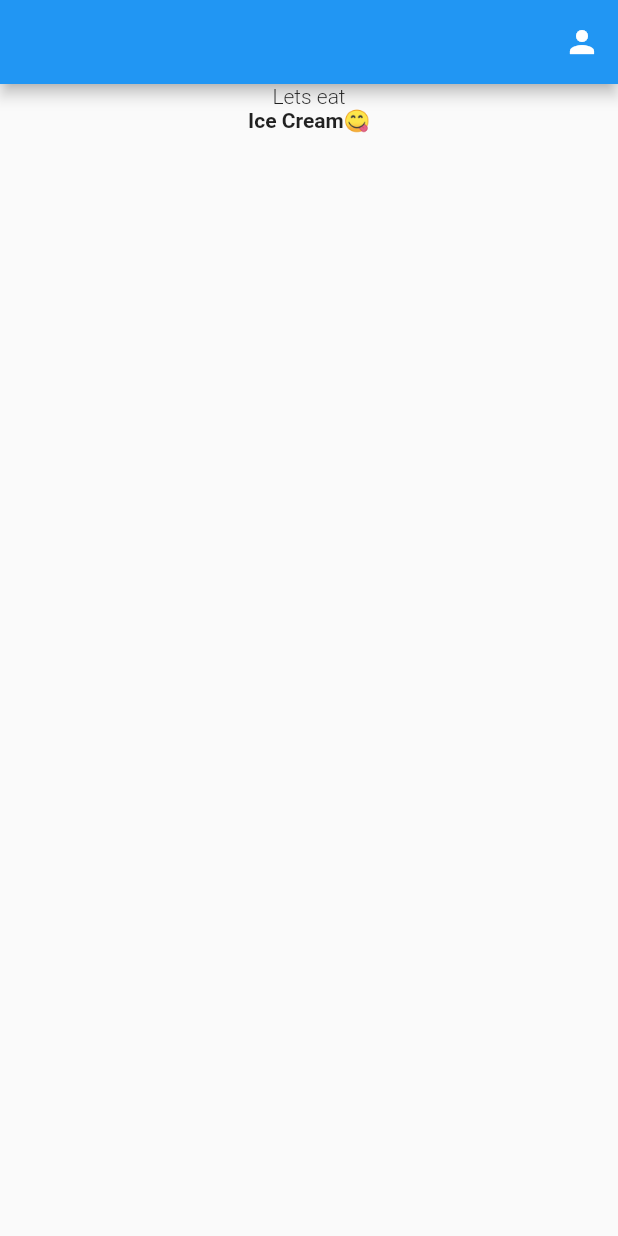
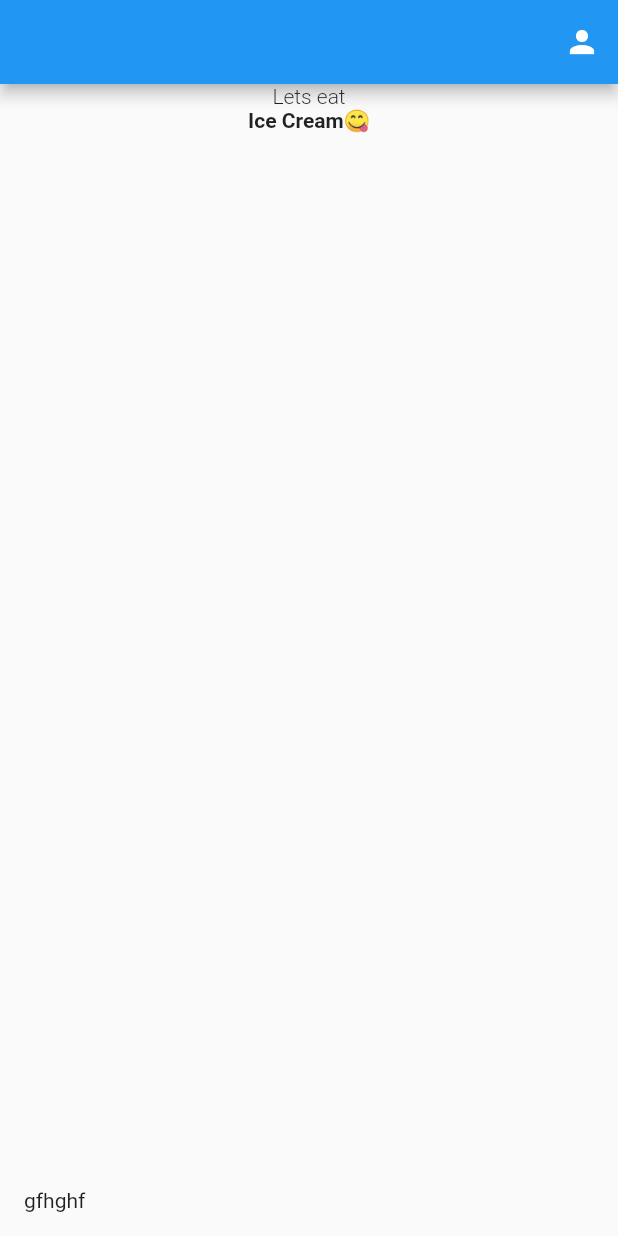
Before and after one commit to SezDeep/draggable_sheet, a Flutter app: the screen it shows after launch, on a phone screen of 412 x 824 dp. Run offline on Flutter 3.47's test engine with Material 2 defaults, Android fonts, the phone set to English and light mode, and no system bars.

Commit message:
text widget added

```diff
--- a/lib/screens/home_screen.dart
+++ b/lib/screens/home_screen.dart
@@ -31,6 +31,7 @@ class _HomeScreenState extends State<HomeScreen> {
           Container(
             width: width,
             margin: EdgeInsets.all(16.0),
+            child: Text("gfhghf"),
           )
         ],
       ),
```
